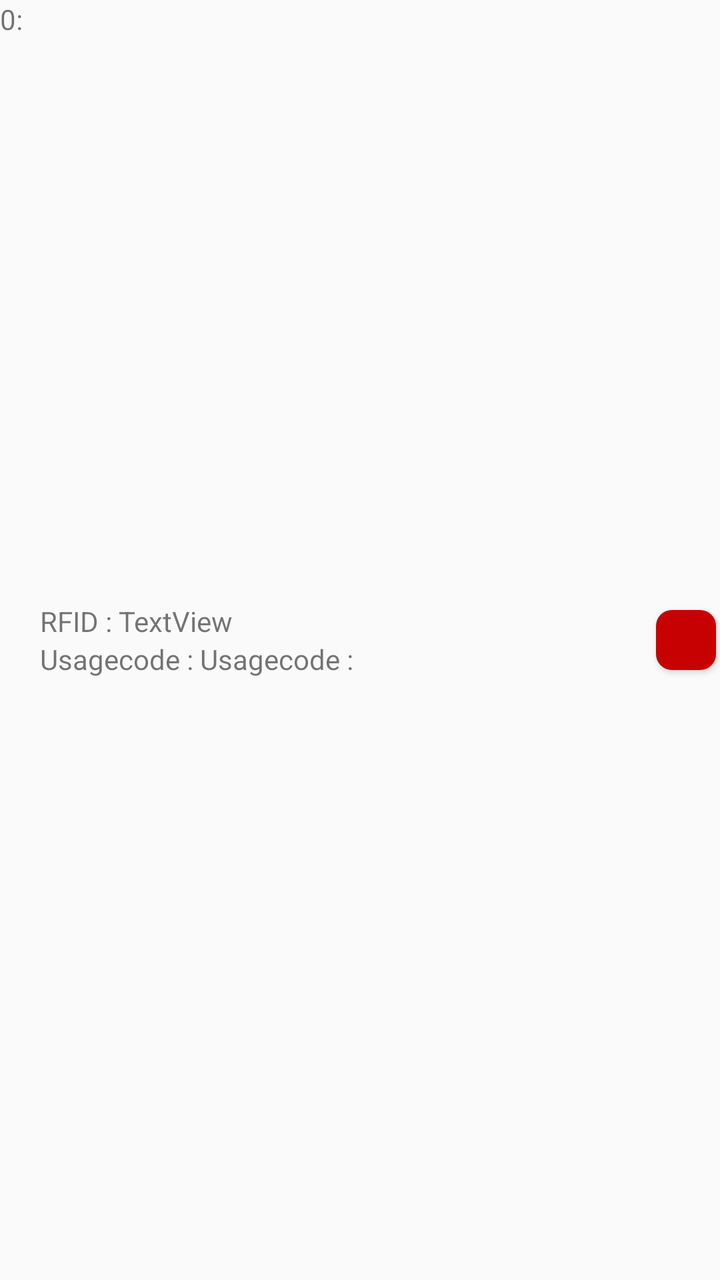
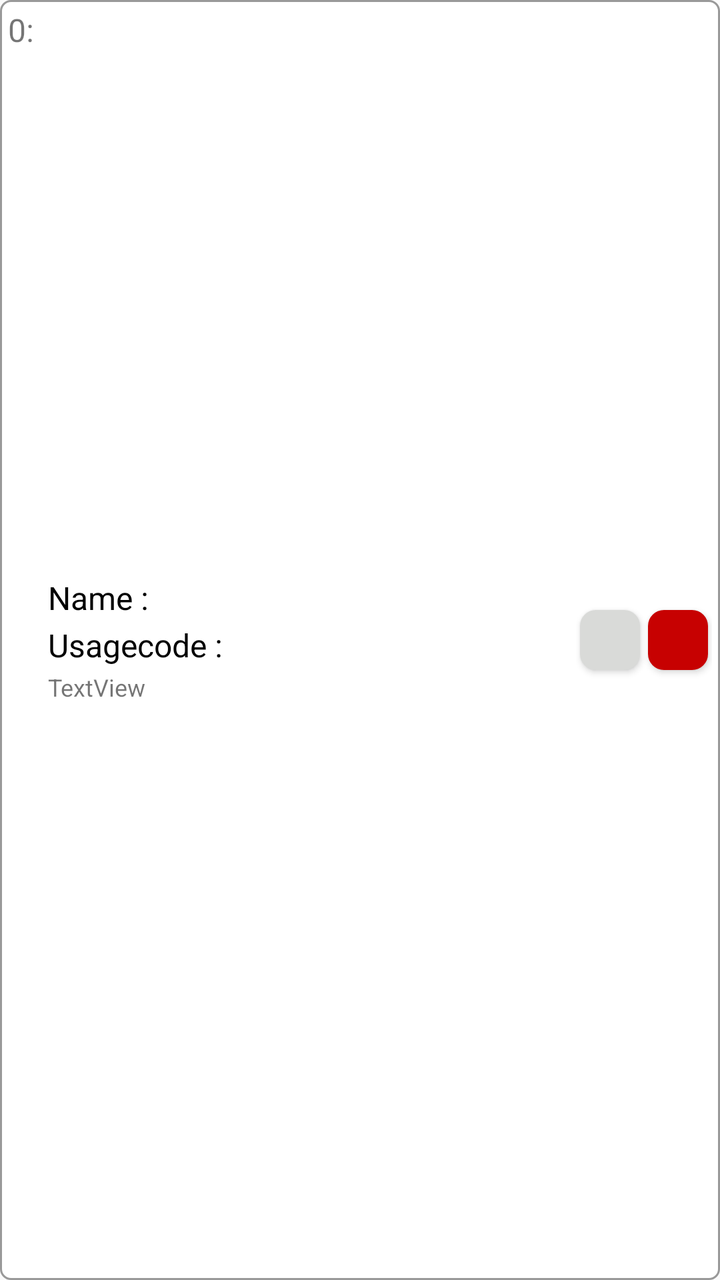

Screens rendered from an Android XML layout before and after an edit, with the pre-edit source and the edit as a unified diff.
<!-- AndroidManifest.xml: application theme Theme.CssdM1 -->
<!-- res/layout/list_rfid_map_to_receive.xml -->
<?xml version="1.0" encoding="utf-8"?>
<LinearLayout xmlns:android="http://schemas.android.com/apk/res/android"
    android:layout_width="match_parent"
    android:layout_height="wrap_content"
    android:gravity="center_vertical"
    android:orientation="horizontal">

    <TextView
        android:id="@+id/textViewNumber"
        android:layout_width="20dp"
        android:layout_height="match_parent"
        android:layout_weight="0"
        android:text="0: " />

    <LinearLayout
        android:layout_width="match_parent"
        android:layout_height="wrap_content"
        android:layout_weight="1"
        android:orientation="vertical">

        <LinearLayout
            android:layout_width="match_parent"
            android:layout_height="match_parent"
            android:layout_weight="1"
            android:orientation="horizontal">

            <TextView
                android:id="@+id/textViewHRFID"
                android:layout_width="wrap_content"
                android:layout_height="wrap_content"
                android:text="RFID : " />

            <TextView
                android:id="@+id/textViewRFID"
                android:layout_width="wrap_content"
                android:layout_height="wrap_content"
                android:layout_weight="1"
                android:text="TextView" />
        </LinearLayout>

        <LinearLayout
            android:layout_width="match_parent"
            android:layout_height="match_parent"
            android:layout_weight="1"
            android:orientation="horizontal">

            <TextView
                android:id="@+id/textViewHUsagecode"
                android:layout_width="wrap_content"
                android:layout_height="wrap_content"
                android:text="Usagecode : " />

            <TextView
                android:id="@+id/textViewUsagecode"
                android:layout_width="wrap_content"
                android:layout_height="wrap_content"
                android:layout_weight="1"
                android:text="Usagecode : " />
        </LinearLayout>

    </LinearLayout>


    <LinearLayout
        android:id="@+id/buttonLayout"
        android:layout_width="wrap_content"
        android:layout_height="match_parent"
        android:layout_weight="0"
        android:gravity="center_vertical"
        android:orientation="horizontal">

        <Button
            android:id="@+id/buttonInfo"
            android:layout_width="30dp"
            android:layout_height="30dp"
            android:layout_margin="2dp"
            android:layout_weight="1"
            android:background="@drawable/bt_maprfid_gray"
            android:foreground="@android:drawable/ic_menu_info_details"
            android:visibility="gone" />

        <Button
            android:id="@+id/buttonDelete"
            android:layout_width="30dp"
            android:layout_height="30dp"
            android:layout_margin="2dp"
            android:layout_weight="1"
            android:background="@drawable/bt_maprfid_red"
            android:foreground="@android:drawable/ic_menu_delete" />

    </LinearLayout>

</LinearLayout>
<!-- resources referenced by this layout -->
<resources>
  <!-- drawable bt_maprfid_gray (drawable) -->
  <?xml version="1.0" encoding="UTF-8"?>
  <shape xmlns:android="http://schemas.android.com/apk/res/android">
      <padding android:left="2dp"
          android:top="2dp"
          android:right="2dp"
          android:bottom="2dp" />
      <corners android:radius="8dp" />
      <solid android:color="#FED9DAD8" />
  </shape>
  <!-- drawable bt_maprfid_red (drawable) -->
  <?xml version="1.0" encoding="UTF-8"?>
  <shape xmlns:android="http://schemas.android.com/apk/res/android">
      <padding android:left="2dp"
          android:top="2dp"
          android:right="2dp"
          android:bottom="2dp" />
      <corners android:radius="8dp" />
      <solid android:color="#FEC70000" />
  </shape>
  <style name="Theme.CssdM1" parent="Theme.AppCompat.Light.DarkActionBar">
          
          <item name="colorPrimary">@color/purple_500</item>
          <item name="colorPrimaryVariant">@color/purple_700</item>
          <item name="colorOnPrimary">@color/white</item>
          
          <item name="colorSecondary">@color/teal_200</item>
          <item name="colorSecondaryVariant">@color/teal_700</item>
          <item name="colorOnSecondary">@color/black</item>
      </style>
  <color name="purple_500">#FF6200EE</color>
  <color name="purple_700">#FF3700B3</color>
  <color name="white">#FFFFFFFF</color>
  <color name="teal_200">#FF03DAC5</color>
  <color name="teal_700">#FF018786</color>
  <color name="black">#FF000000</color>
</resources>

<!-- the commit's change to res/layout/list_rfid_map_to_receive.xml (unified diff, before → after) -->
@@ -2,15 +2,18 @@
 <LinearLayout xmlns:android="http://schemas.android.com/apk/res/android"
     android:layout_width="match_parent"
     android:layout_height="wrap_content"
+    android:background="@drawable/form_layout_color_gray"
     android:gravity="center_vertical"
-    android:orientation="horizontal">
+    android:orientation="horizontal"
+    android:padding="4dp">
 
     <TextView
         android:id="@+id/textViewNumber"
         android:layout_width="20dp"
         android:layout_height="match_parent"
         android:layout_weight="0"
-        android:text="0: " />
+        android:text="0: "
+        android:textSize="16sp" />
 
     <LinearLayout
         android:layout_width="match_parent"
@@ -25,17 +28,31 @@
             android:orientation="horizontal">
 
             <TextView
-                android:id="@+id/textViewHRFID"
-                android:layout_width="wrap_content"
-                android:layout_height="wrap_content"
-                android:text="RFID : " />
-
-            <TextView
-                android:id="@+id/textViewRFID"
+                android:id="@+id/textViewItemName"
                 android:layout_width="wrap_content"
                 android:layout_height="wrap_content"
                 android:layout_weight="1"
-                android:text="TextView" />
+                android:text="Name : "
+                android:textColor="@color/black"
+                android:textSize="16sp" />
+        </LinearLayout>
+
+        <LinearLayout
+            android:layout_width="match_parent"
+            android:layout_height="match_parent"
+            android:layout_marginTop="2dp"
+            android:layout_marginBottom="2dp"
+            android:layout_weight="1"
+            android:orientation="horizontal">
+
+            <TextView
+                android:id="@+id/textViewUsagecode"
+                android:layout_width="wrap_content"
+                android:layout_height="wrap_content"
+                android:layout_weight="1"
+                android:text="Usagecode : "
+                android:textColor="@color/black"
+                android:textSize="16sp" />
         </LinearLayout>
 
         <LinearLayout
@@ -45,17 +62,12 @@
             android:orientation="horizontal">
 
             <TextView
-                android:id="@+id/textViewHUsagecode"
-                android:layout_width="wrap_content"
-                android:layout_height="wrap_content"
-                android:text="Usagecode : " />
-
-            <TextView
-                android:id="@+id/textViewUsagecode"
+                android:id="@+id/textViewRFID"
                 android:layout_width="wrap_content"
                 android:layout_height="wrap_content"
                 android:layout_weight="1"
-                android:text="Usagecode : " />
+                android:text="TextView"
+                android:textSize="12sp" />
         </LinearLayout>
 
     </LinearLayout>
@@ -77,7 +89,7 @@
             android:layout_weight="1"
             android:background="@drawable/bt_maprfid_gray"
             android:foreground="@android:drawable/ic_menu_info_details"
-            android:visibility="gone" />
+            android:visibility="visible" />
 
         <Button
             android:id="@+id/buttonDelete"
<!-- resource entries referenced after the edit -->
@@ -20,6 +20,17 @@
       <corners android:radius="8dp" />
       <solid android:color="#FEC70000" />
   </shape>
+  <!-- drawable form_layout_color_gray (drawable) -->
+  <?xml version="1.0" encoding="UTF-8"?>
+  <shape xmlns:android="http://schemas.android.com/apk/res/android" android:id="@+id/listview_background_shape">
+      <stroke android:width="1dp" android:color="#999999" />
+      <padding android:left="2dp"
+          android:top="2dp"
+          android:right="2dp"
+          android:bottom="2dp" />
+      <corners android:radius="5dp" />
+      <solid android:color="#FEFFFFFF" />
+  </shape>
   <style name="Theme.CssdM1" parent="Theme.AppCompat.Light.DarkActionBar">
           
           <item name="colorPrimary">@color/purple_500</item>
